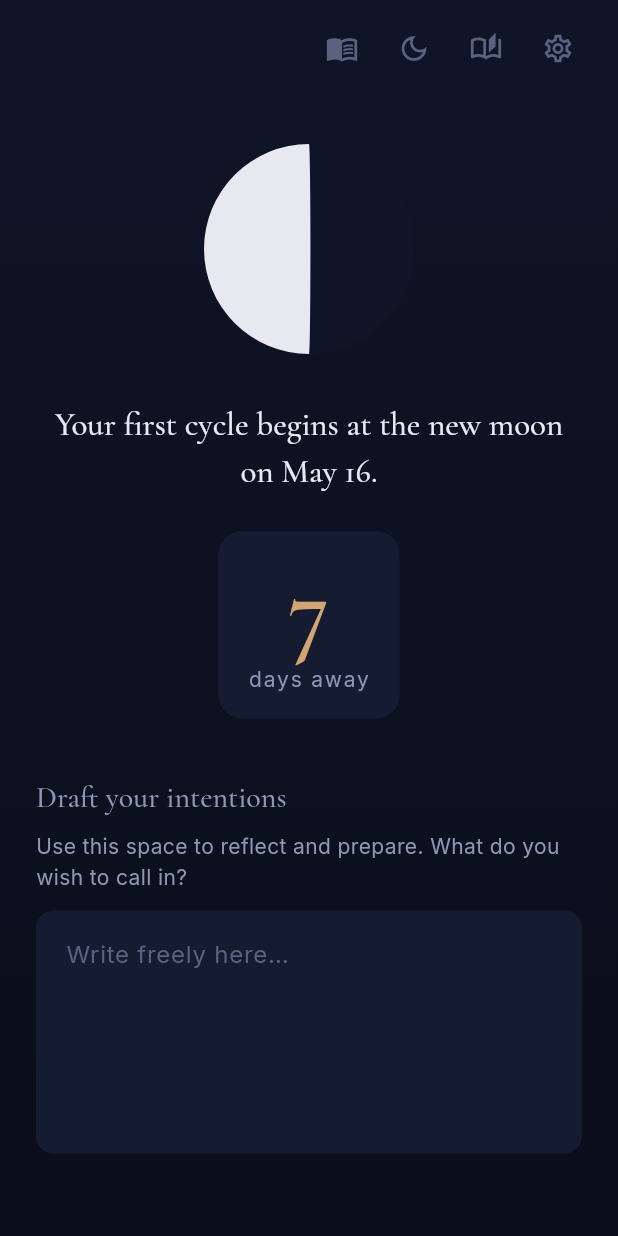
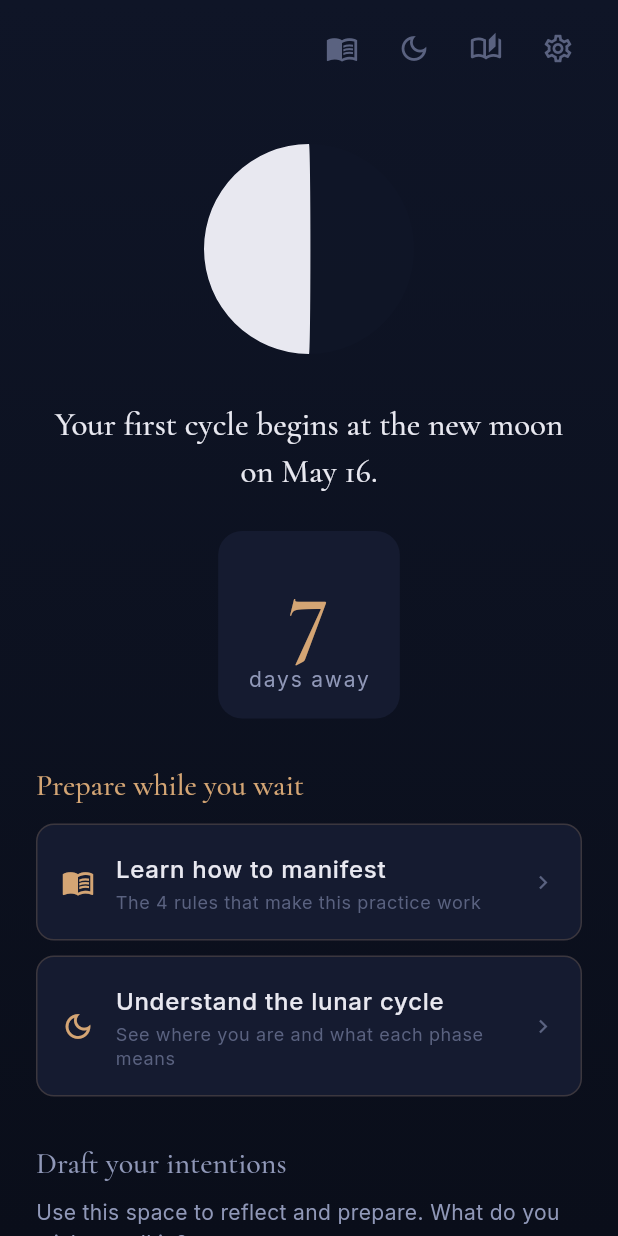
Before and after one commit to EMerdzhanov/MoonManifest, a Flutter app: the WaitingScreen screen opened by its route, on a phone screen of 412 x 824 dp. Run offline on Flutter 3.47's test engine with Material 3 defaults, Android fonts, the phone set to English and light mode, and no system bars; our stand-ins replace file_picker, flutter_local_notifications, flutter_riverpod, flutter_secure_storage, go_router, share_plus and 3 more; missing offline and left inert: pointycastle; accounts and stored records are empty.

Commit message:
feat: add 'Prepare while you wait' cards linking to guide and lunar cycle on waiting screen

```diff
--- a/lib/ui/waiting/waiting_screen.dart
+++ b/lib/ui/waiting/waiting_screen.dart
@@ -6,6 +6,8 @@ import 'package:moon_manifest/providers/cycle_provider.dart';
 import 'package:moon_manifest/providers/lunar_state_provider.dart';
 import 'package:moon_manifest/theme/app_colors.dart';
 import 'package:moon_manifest/ui/shared/calm_scaffold.dart';
+import 'package:moon_manifest/ui/shared/manifestation_guide_screen.dart';
+import 'package:moon_manifest/ui/shared/lunar_cycle_screen.dart';
 import 'package:moon_manifest/ui/shared/moon_phase_indicator.dart';
 
 class WaitingScreen extends ConsumerStatefulWidget {
@@ -115,7 +117,39 @@ class _WaitingScreenState extends ConsumerState<WaitingScreen> {
                     ],
                   ),
                 ),
-                const SizedBox(height: 40),
+                const SizedBox(height: 32),
+
+                // Prepare while you wait
+                Align(
+                  alignment: Alignment.centerLeft,
+                  child: Text(
+                    'Prepare while you wait',
+                    style: Theme.of(context).textTheme.headlineMedium?.copyWith(
+                          color: AppColors.mutedGold,
+                        ),
+                  ),
+                ),
+                const SizedBox(height: 12),
+
+                _PrepCard(
+                  icon: Icons.menu_book_outlined,
+                  title: 'Learn how to manifest',
+                  subtitle: 'The 4 rules that make this practice work',
+                  onTap: () => Navigator.of(context).push(
+                    MaterialPageRoute(builder: (_) => const ManifestationGuideScreen()),
+                  ),
+                ),
+                const SizedBox(height: 10),
+                _PrepCard(
+                  icon: Icons.dark_mode_outlined,
+                  title: 'Understand the lunar cycle',
+                  subtitle: 'See where you are and what each phase means',
+                  onTap: () => Navigator.of(context).push(
+                    MaterialPageRoute(builder: (_) => const LunarCycleScreen()),
+                  ),
+                ),
+
+                const SizedBox(height: 32),
                 Align(
                   alignment: Alignment.centerLeft,
                   child: Text(
@@ -169,3 +203,63 @@ class _WaitingScreenState extends ConsumerState<WaitingScreen> {
     );
   }
 }
+
+class _PrepCard extends StatelessWidget {
+  final IconData icon;
+  final String title;
+  final String subtitle;
+  final VoidCallback onTap;
+
+  const _PrepCard({
+    required this.icon,
+    required this.title,
+    required this.subtitle,
+    required this.onTap,
+  });
+
+  @override
+  Widget build(BuildContext context) {
+    return GestureDetector(
+      onTap: onTap,
+      child: Container(
+        width: double.infinity,
+        padding: const EdgeInsets.all(16),
+        decoration: BoxDecoration(
+          color: AppColors.cardDark,
+          borderRadius: BorderRadius.circular(12),
+          border: Border.all(
+            color: AppColors.mutedGold.withValues(alpha: 0.2),
+          ),
+        ),
+        child: Row(
+          children: [
+            Icon(icon, size: 22, color: AppColors.mutedGold),
+            const SizedBox(width: 14),
+            Expanded(
+              child: Column(
+                crossAxisAlignment: CrossAxisAlignment.start,
+                children: [
+                  Text(
+                    title,
+                    style: Theme.of(context).textTheme.bodyLarge?.copyWith(
+                          color: AppColors.textPrimary,
+                          fontWeight: FontWeight.w500,
+                        ),
+                  ),
+                  const SizedBox(height: 2),
+                  Text(
+                    subtitle,
+                    style: Theme.of(context).textTheme.bodySmall?.copyWith(
+                          color: AppColors.textMuted,
+                        ),
+                  ),
+                ],
+              ),
+            ),
+            const Icon(Icons.chevron_right, size: 18, color: AppColors.textMuted),
+          ],
+        ),
+      ),
+    );
+  }
+}
```
